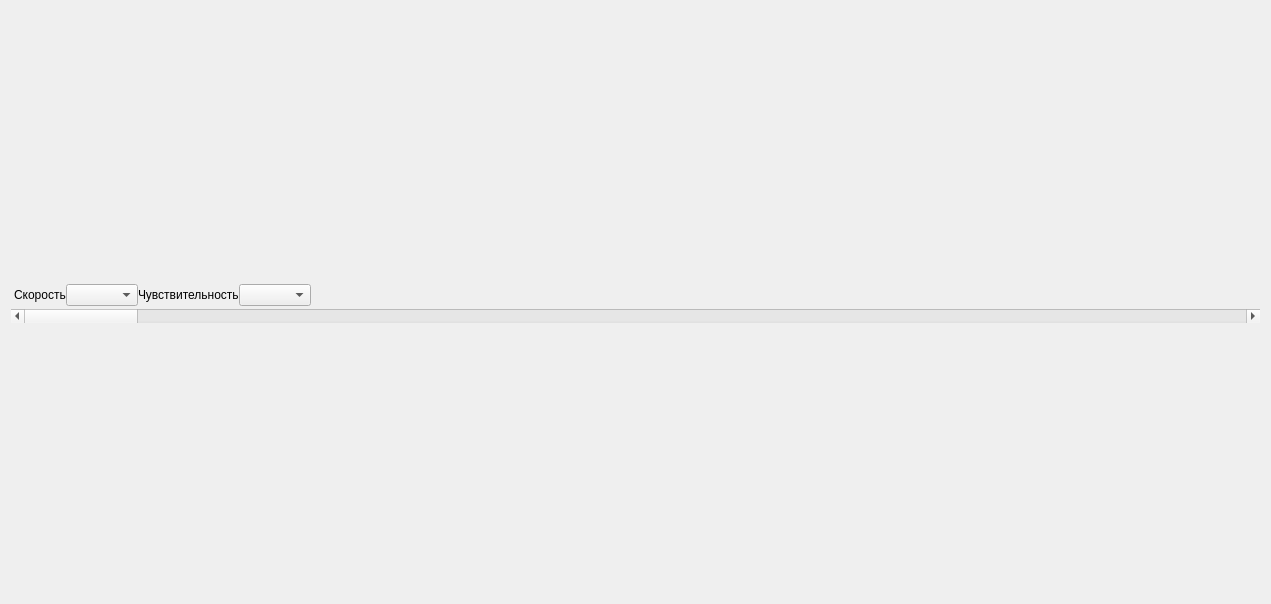
This is src/resources/record_viewer.ui in mcsltd/mcs-inRat-planner as Qt 5 draws it before an edit. The edited form follows.
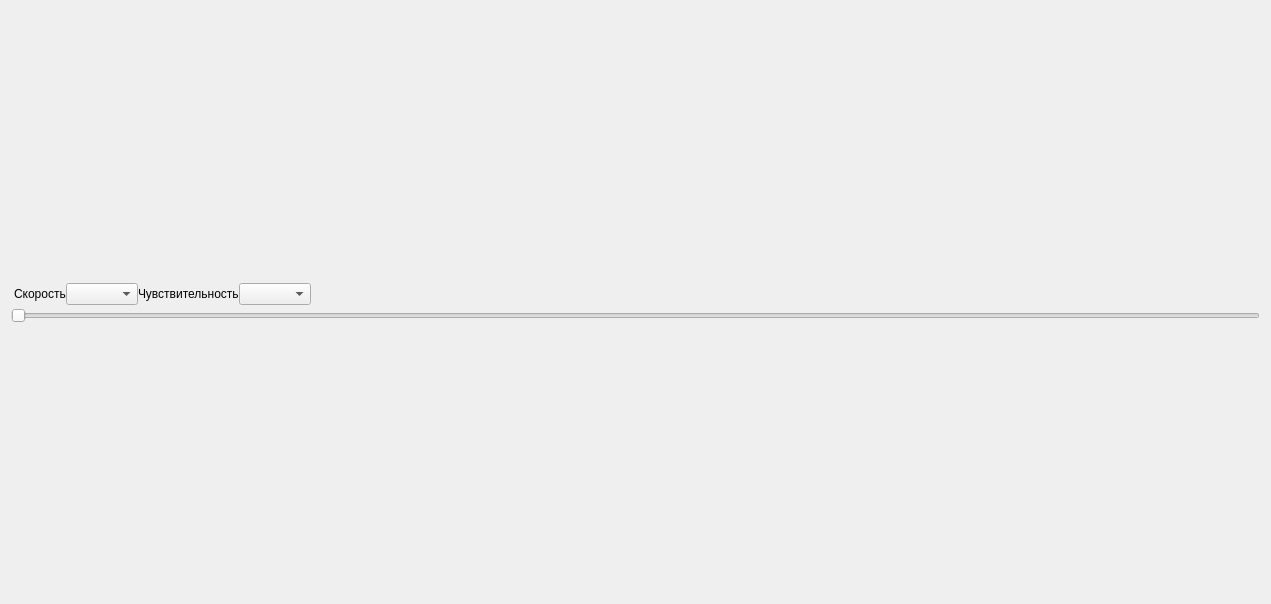
This is the edited form. Icons and pictures are not drawn.

Diff of the .ui file:
```diff
--- a/src/resources/record_viewer.ui
+++ b/src/resources/record_viewer.ui
@@ -73,7 +73,7 @@
       </layout>
      </item>
      <item>
-      <widget class="QScrollBar" name="ScrollBarWindow">
+      <widget class="QSlider" name="horizontalSlider">
        <property name="orientation">
         <enum>Qt::Orientation::Horizontal</enum>
        </property>
```
